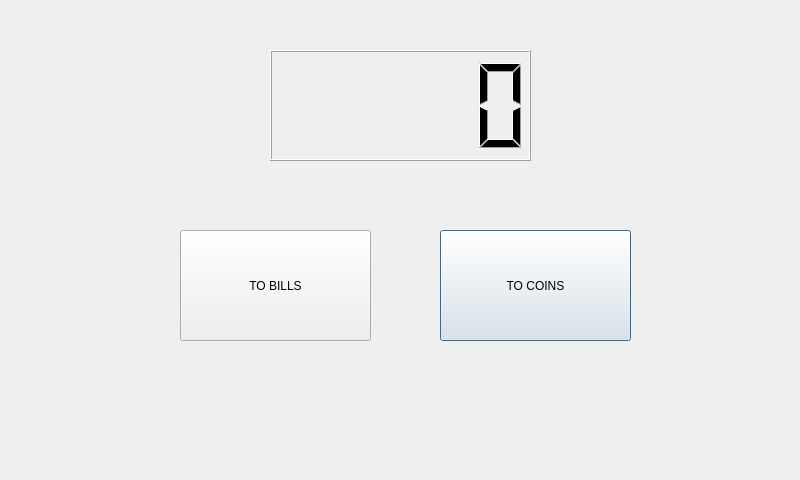
First picture: the form in main.ui, repository cavinpabua/Money-Changer-Machine, before the edit.
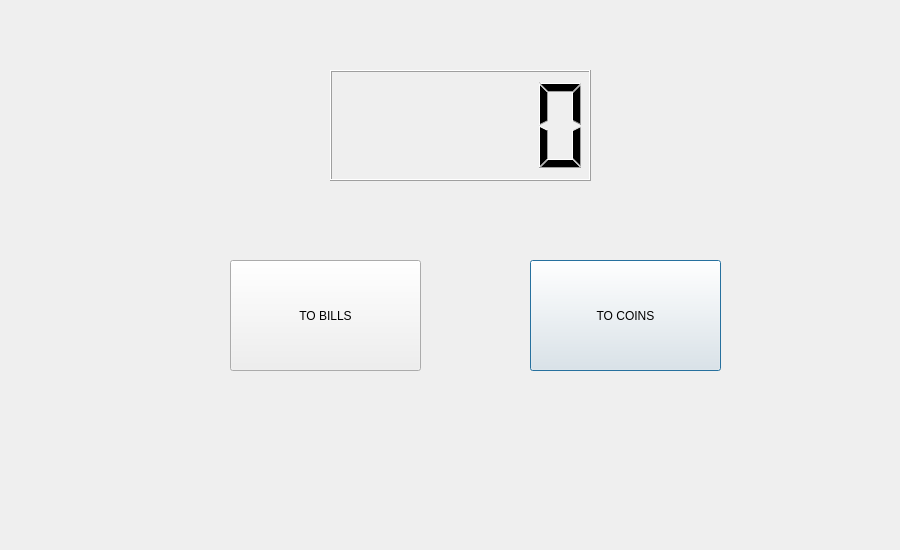
Second picture: the form after the edit.

Patch:
```diff
--- a/main.ui
+++ b/main.ui
@@ -6,8 +6,8 @@
    <rect>
     <x>0</x>
     <y>0</y>
-    <width>800</width>
-    <height>480</height>
+    <width>900</width>
+    <height>550</height>
    </rect>
   </property>
   <property name="windowTitle">
@@ -16,8 +16,8 @@
   <widget class="QLCDNumber" name="lcd_coin_counter">
    <property name="geometry">
     <rect>
-     <x>270</x>
-     <y>50</y>
+     <x>330</x>
+     <y>70</y>
      <width>261</width>
      <height>111</height>
     </rect>
@@ -26,8 +26,8 @@
   <widget class="QPushButton" name="to_coins">
    <property name="geometry">
     <rect>
-     <x>440</x>
-     <y>230</y>
+     <x>530</x>
+     <y>260</y>
      <width>191</width>
      <height>111</height>
     </rect>
@@ -39,8 +39,8 @@
   <widget class="QPushButton" name="to_bills">
    <property name="geometry">
     <rect>
-     <x>180</x>
-     <y>230</y>
+     <x>230</x>
+     <y>260</y>
      <width>191</width>
      <height>111</height>
     </rect>
```
